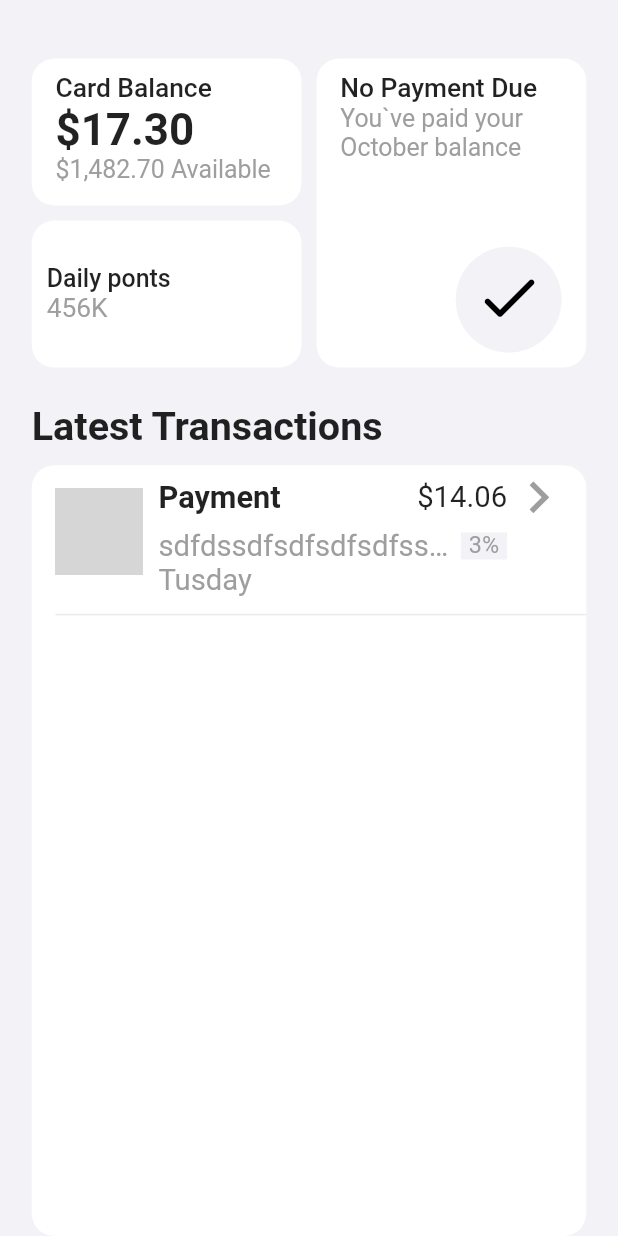
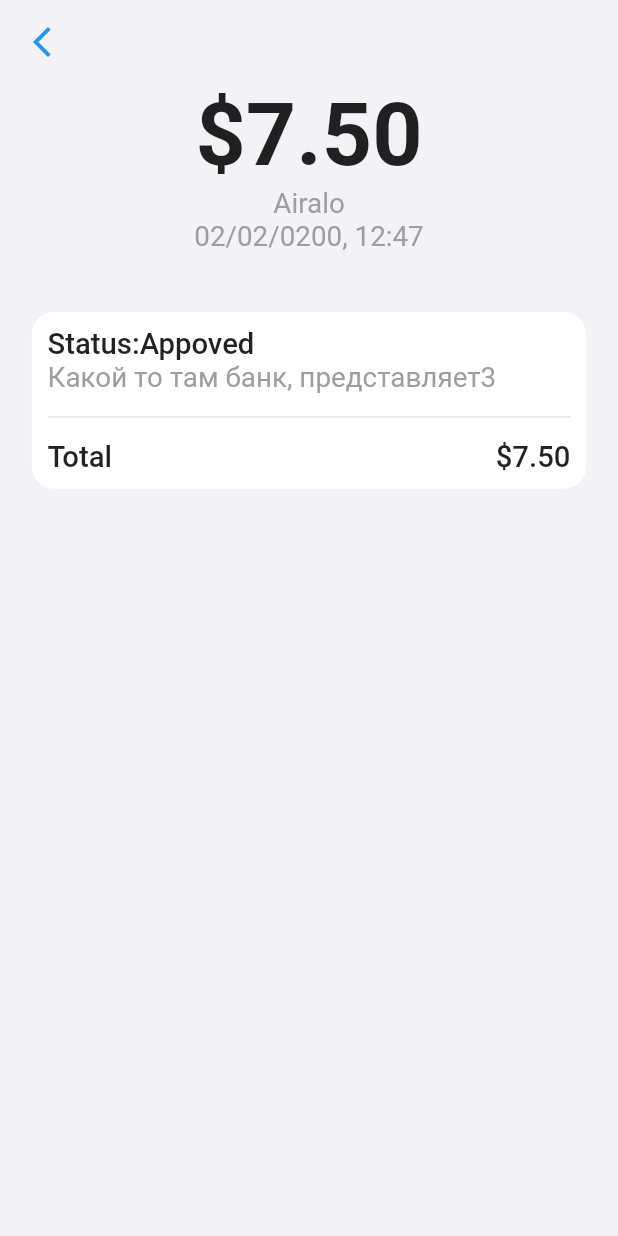
Before and after one commit to LisisFd/chaika-test, a Flutter app: the screen it shows after launch, on a phone screen of 412 x 824 dp. Run offline on Flutter 3.47's test engine with Material 2 defaults, Android fonts, the phone set to English and light mode, and no system bars; our stand-ins replace flutter_screenutil; grey boxes are pictures that could not be loaded.

```diff
--- a/lib/my_app/my_app.dart
+++ b/lib/my_app/my_app.dart
@@ -1,5 +1,5 @@
 import 'package:chaika_test/generated/l10n.dart';
-import 'package:chaika_test/ui/transactions_list/transactions_list_screen.dart';
+import 'package:chaika_test/ui/navigation/main_navigation.dart';
 import 'package:flutter/material.dart';
 import 'package:flutter_localizations/flutter_localizations.dart';
 import 'package:flutter_screenutil/flutter_screenutil.dart';
@@ -9,6 +9,7 @@ class MyApp extends StatelessWidget {
 
   @override
   Widget build(BuildContext context) {
+    final  mainNavigation =  MainNavigation();
     return ScreenUtilInit(
         designSize: const Size(390, 844),
         minTextAdapt: true,
@@ -22,7 +23,9 @@ class MyApp extends StatelessWidget {
               GlobalCupertinoLocalizations.delegate,
             ],
             supportedLocales: S.delegate.supportedLocales,
-            home: const TransactionsListScreen(),
+            routes: mainNavigation.routes,
+            onGenerateRoute: mainNavigation.onGenerateRoute,
+            initialRoute: MainNavigationRouteNames.transactionDetailScreen,
           );
         });
   }
--- a/lib/ui/decoration/ui_decoration.dart
+++ b/lib/ui/decoration/ui_decoration.dart
@@ -5,4 +5,9 @@ class UiDecoration{
     color: Colors.white,
     borderRadius: BorderRadius.all(Radius.circular(15)),
   );
+
 }
+
+class UiDecorationColors{
+  static const defaultAppColor = Color.fromRGBO(242,242,247,1);
+}
--- a/lib/ui/navigation/main_navigation.dart
+++ b/lib/ui/navigation/main_navigation.dart
@@ -1,3 +1,5 @@
+
+import 'package:chaika_test/ui/transaction_detail/transaction_detail_screen.dart';
 import 'package:chaika_test/ui/transactions_list/transactions_list_screen.dart';
 import 'package:flutter/material.dart';
 
@@ -17,6 +19,8 @@ class MainNavigation {
 
   Route<Object> onGenerateRoute(RouteSettings settings) {
     switch (settings.name) {
+      case MainNavigationRouteNames.transactionDetailScreen:
+       return MaterialPageRoute(builder: (context)=> const TransactionDetailScreen());
       default:
         const widget = Text("Navigation error");
         return MaterialPageRoute(builder: (context) => widget);
--- /dev/null
+++ b/lib/ui/transaction_detail/transaction_detail_screen.dart
@@ -0,0 +1,28 @@
+import 'package:chaika_test/ui/decoration/ui_decoration.dart';
+import 'package:flutter/material.dart';
+import 'package:flutter_screenutil/flutter_screenutil.dart';
+part 'widgets/header_widget.dart';
+part 'widgets/body_widget.dart';
+
+
+class TransactionDetailScreen extends StatelessWidget {
+  const TransactionDetailScreen({Key? key}) : super(key: key);
+
+  @override
+  Widget build(BuildContext context) {
+    return Scaffold(
+      appBar: AppBar(backgroundColor: Colors.transparent,elevation: 0,
+
+        leading: IconButton(
+          icon: const Icon(Icons.arrow_back_ios_new),
+          color: Colors.blue,
+          onPressed: () => Navigator.pop(context),
+        ),
+      ),
+      backgroundColor: UiDecorationColors.defaultAppColor ,
+      body: Column(children:const [
+        _HeaderWidget(),_BodyWidget(),
+      ],),
+    );
+  }
+}
--- /dev/null
+++ b/lib/ui/transaction_detail/widgets/body_widget.dart
@@ -0,0 +1,49 @@
+part of '../transaction_detail_screen.dart';
+
+class _BodyWidget extends StatelessWidget {
+  const _BodyWidget({Key? key}) : super(key: key);
+
+  @override
+  Widget build(BuildContext context) {
+    return Padding(
+      padding: EdgeInsets.only(left: 20.w, right: 20.w, top: 40.h),
+      child: Container(
+        padding: EdgeInsets.symmetric(vertical:10.h,horizontal: 10.w),
+        decoration: UiDecoration.cardInfoDecoration,
+        child: Column(
+          crossAxisAlignment: CrossAxisAlignment.start,
+          children: [
+            Text(
+              'Status:Appoved',
+              style: TextStyle(fontSize: 20.sp, fontWeight: FontWeight.w500),
+            ),
+            Text(
+              'Какой то там банк, представляет'
+                  '3',
+              style: TextStyle(fontSize: 19.sp, color: Colors.grey),
+            ),
+            Container(
+              margin: EdgeInsets.only(top: 15.h),
+              padding: EdgeInsets.only(top: 15.h) ,
+              decoration: BoxDecoration(
+                border: Border(
+                    top: BorderSide(color: Colors.grey.withOpacity(0.3))),
+              ),
+              child: Row(
+                mainAxisAlignment: MainAxisAlignment.spaceBetween,
+                children: [
+                  Text("Total",
+                      style: TextStyle(
+                          fontSize: 20.sp, fontWeight: FontWeight.w500)),
+                  Text('\$7.50',
+                      style: TextStyle(
+                          fontSize: 20.sp, fontWeight: FontWeight.w500))
+                ],
+              ),
+            )
+          ],
+        ),
+      ),
+    );
+  }
+}
--- /dev/null
+++ b/lib/ui/transaction_detail/widgets/header_widget.dart
@@ -0,0 +1,21 @@
+part of '../transaction_detail_screen.dart';
+
+class _HeaderWidget extends StatelessWidget {
+  const _HeaderWidget({Key? key}) : super(key: key);
+
+  @override
+  Widget build(BuildContext context) {
+    return Column(crossAxisAlignment: CrossAxisAlignment.center, children: [
+      Text(
+        '\$7.50',
+        style: TextStyle(fontWeight: FontWeight.bold, fontSize: 60.sp),
+      ),
+      Text(
+        'Airalo',
+        style: TextStyle(color: Colors.grey, fontSize: 19.sp),
+      ),
+      Text('02/02/0200, 12:47',
+          style: TextStyle(color: Colors.grey, fontSize: 19.sp)),
+    ]);
+  }
+}
--- a/lib/ui/transactions_list/transactions_list_screen.dart
+++ b/lib/ui/transactions_list/transactions_list_screen.dart
@@ -15,7 +15,7 @@ class TransactionsListScreen extends StatelessWidget {
   @override
   Widget build(BuildContext context) {
     return Scaffold(
-      backgroundColor: const Color.fromRGBO(242,242,247,1),
+      backgroundColor: UiDecorationColors.defaultAppColor,
       body: Padding(
         padding:  EdgeInsets.only(left: 20.w,right:20.w,top:40.h),
         child: Column(
--- a/lib/ui/transactions_list/widgets/header_widget.dart
+++ b/lib/ui/transactions_list/widgets/header_widget.dart
@@ -145,7 +145,7 @@ class _CheckIcon  extends StatelessWidget {
              right: -6.w,
              child: Icon(
                Icons.circle,
-               color: const Color.fromRGBO(242,242,247,1),
+               color: UiDecorationColors.defaultAppColor,
                size: 80.w,
              ),
            ),
```
